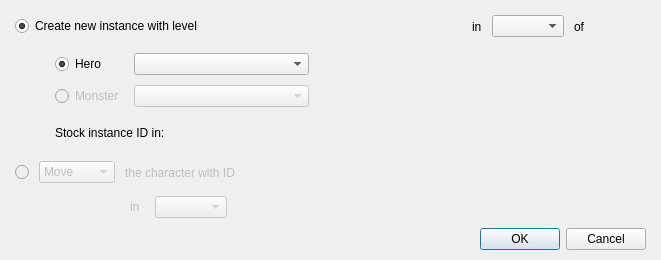
First picture: the form in Editor/Dialogs/Commands/dialogcommandmodifyteam.ui, repository RPG-Paper-Maker/RPG-Paper-Maker, before the edit.
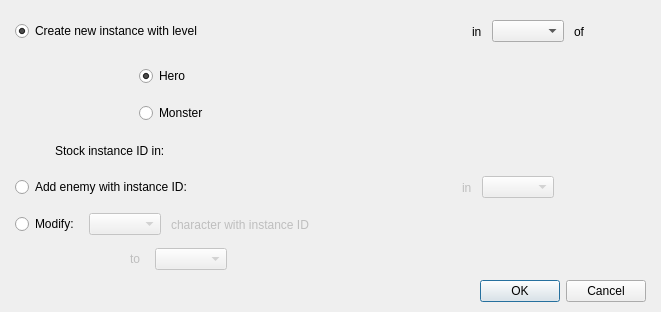
Second picture: the form after the edit. Custom widgets are drawn as their Qt base class.

Commit message: Complete command modify team

The edit to the form file:
```diff
--- a/Editor/Dialogs/Commands/dialogcommandmodifyteam.ui
+++ b/Editor/Dialogs/Commands/dialogcommandmodifyteam.ui
@@ -7,7 +7,7 @@
     <x>0</x>
     <y>0</y>
     <width>661</width>
-    <height>260</height>
+    <height>312</height>
    </rect>
   </property>
   <property name="windowTitle">
@@ -95,30 +95,7 @@
       </layout>
      </item>
      <item>
-      <layout class="QGridLayout" name="gridLayout" columnstretch="0,0,0,1">
-       <item row="0" column="2">
-        <widget class="QComboBox" name="comboBoxHero">
-         <property name="minimumSize">
-          <size>
-           <width>175</width>
-           <height>0</height>
-          </size>
-         </property>
-         <property name="maximumSize">
-          <size>
-           <width>175</width>
-           <height>16777215</height>
-          </size>
-         </property>
-        </widget>
-       </item>
-       <item row="1" column="2">
-        <widget class="QComboBox" name="comboBoxMonster">
-         <property name="enabled">
-          <bool>false</bool>
-         </property>
-        </widget>
-       </item>
+      <layout class="QGridLayout" name="gridLayout" columnstretch="0,0,0,0">
        <item row="0" column="1">
         <widget class="QRadioButton" name="radioButtonHero">
          <property name="minimumSize">
@@ -138,19 +115,6 @@
          </attribute>
         </widget>
        </item>
-       <item row="1" column="1">
-        <widget class="QRadioButton" name="radioButtonMonster">
-         <property name="enabled">
-          <bool>false</bool>
-         </property>
-         <property name="text">
-          <string>Monster</string>
-         </property>
-         <attribute name="buttonGroup">
-          <string notr="true">buttonGroup_2</string>
-         </attribute>
-        </widget>
-       </item>
        <item row="0" column="3" rowspan="2">
         <spacer name="horizontalSpacer_2">
          <property name="orientation">
@@ -164,14 +128,65 @@
          </property>
         </spacer>
        </item>
-       <item row="0" column="0">
+       <item row="1" column="1">
+        <widget class="QRadioButton" name="radioButtonMonster">
+         <property name="enabled">
+          <bool>true</bool>
+         </property>
+         <property name="text">
+          <string>Monster</string>
+         </property>
+         <attribute name="buttonGroup">
+          <string notr="true">buttonGroup_2</string>
+         </attribute>
+        </widget>
+       </item>
+       <item row="0" column="2">
+        <widget class="PanelPrimitiveValue" name="panelPrimitiveHero" native="true">
+         <property name="enabled">
+          <bool>true</bool>
+         </property>
+         <property name="minimumSize">
+          <size>
+           <width>250</width>
+           <height>27</height>
+          </size>
+         </property>
+         <property name="maximumSize">
+          <size>
+           <width>250</width>
+           <height>27</height>
+          </size>
+         </property>
+        </widget>
+       </item>
+       <item row="1" column="2">
+        <widget class="PanelPrimitiveValue" name="panelPrimitiveMonster" native="true">
+         <property name="enabled">
+          <bool>false</bool>
+         </property>
+         <property name="minimumSize">
+          <size>
+           <width>250</width>
+           <height>27</height>
+          </size>
+         </property>
+         <property name="maximumSize">
+          <size>
+           <width>250</width>
+           <height>27</height>
+          </size>
+         </property>
+        </widget>
+       </item>
+       <item row="0" column="0" rowspan="2">
         <spacer name="horizontalSpacer_4">
          <property name="orientation">
           <enum>Qt::Horizontal</enum>
          </property>
          <property name="sizeHint" stdset="0">
           <size>
-           <width>40</width>
+           <width>0</width>
            <height>20</height>
           </size>
          </property>
@@ -202,7 +217,20 @@
         </widget>
        </item>
        <item>
-        <widget class="WidgetVariable" name="widgetVariableStock" native="true"/>
+        <widget class="PanelPrimitiveValue" name="panelPrimitiveVariableStock" native="true">
+         <property name="minimumSize">
+          <size>
+           <width>250</width>
+           <height>27</height>
+          </size>
+         </property>
+         <property name="maximumSize">
+          <size>
+           <width>250</width>
+           <height>27</height>
+          </size>
+         </property>
+        </widget>
        </item>
        <item>
         <spacer name="horizontalSpacer_6">
@@ -219,15 +247,75 @@
        </item>
       </layout>
      </item>
+     <item>
+      <layout class="QHBoxLayout" name="horizontalLayout_5">
+       <item>
+        <widget class="QRadioButton" name="radioButtonAddEnemy">
+         <property name="text">
+          <string>Add enemy with instance ID:</string>
+         </property>
+        </widget>
+       </item>
+       <item>
+        <widget class="PanelPrimitiveValue" name="panelPrimitiveEnemyInstanceID" native="true">
+         <property name="enabled">
+          <bool>false</bool>
+         </property>
+         <property name="minimumSize">
+          <size>
+           <width>250</width>
+           <height>27</height>
+          </size>
+         </property>
+         <property name="maximumSize">
+          <size>
+           <width>250</width>
+           <height>27</height>
+          </size>
+         </property>
+        </widget>
+       </item>
+       <item>
+        <widget class="QLabel" name="labelInInstanceEnemy">
+         <property name="enabled">
+          <bool>false</bool>
+         </property>
+         <property name="text">
+          <string>in</string>
+         </property>
+        </widget>
+       </item>
+       <item>
+        <widget class="QComboBox" name="comboBoxInstanceTeamEnemy">
+         <property name="enabled">
+          <bool>false</bool>
+         </property>
+        </widget>
+       </item>
+       <item>
+        <spacer name="horizontalSpacer_9">
+         <property name="orientation">
+          <enum>Qt::Horizontal</enum>
+         </property>
+         <property name="sizeHint" stdset="0">
+          <size>
+           <width>288</width>
+           <height>20</height>
+          </size>
+         </property>
+        </spacer>
+       </item>
+      </layout>
+     </item>
      <item>
       <layout class="QHBoxLayout" name="horizontalLayout_3" stretch="0,0,0,0,1">
        <item>
-        <widget class="QRadioButton" name="radioButtonAddRemove">
+        <widget class="QRadioButton" name="radioButtonModify">
          <property name="enabled">
-          <bool>false</bool>
+          <bool>true</bool>
          </property>
          <property name="text">
-          <string/>
+          <string>Modify:</string>
          </property>
          <attribute name="buttonGroup">
           <string notr="true">buttonGroup</string>
@@ -235,20 +323,10 @@
         </widget>
        </item>
        <item>
-        <widget class="QComboBox" name="comboBoxAddRemove">
+        <widget class="QComboBox" name="comboBoxModify">
          <property name="enabled">
           <bool>false</bool>
          </property>
-         <item>
-          <property name="text">
-           <string>Move</string>
-          </property>
-         </item>
-         <item>
-          <property name="text">
-           <string>Remove</string>
-          </property>
-         </item>
         </widget>
        </item>
        <item>
@@ -257,12 +335,12 @@
           <bool>false</bool>
          </property>
          <property name="text">
-          <string>the character with ID </string>
+          <string>character with instance ID </string>
          </property>
         </widget>
        </item>
        <item>
-        <widget class="PanelPrimitiveValue" name="widgetVariableConstantAddRemove" native="true">
+        <widget class="PanelPrimitiveValue" name="panelPrimitiveValueModify" native="true">
          <property name="enabled">
           <bool>false</bool>
          </property>
@@ -311,7 +389,7 @@
         </spacer>
        </item>
        <item>
-        <widget class="QLabel" name="labelAddRemoveIn">
+        <widget class="QLabel" name="labelAddRemoveTo">
          <property name="enabled">
           <bool>false</bool>
          </property>
@@ -328,12 +406,12 @@
           </size>
          </property>
          <property name="text">
-          <string>in</string>
+          <string>to</string>
          </property>
         </widget>
        </item>
        <item>
-        <widget class="QComboBox" name="comboBoxAddRemoveTeam">
+        <widget class="QComboBox" name="comboBoxModifyIn">
          <property name="enabled">
           <bool>false</bool>
          </property>
@@ -375,12 +453,6 @@
    <header>panelprimitivevalue.h</header>
    <container>1</container>
   </customwidget>
-  <customwidget>
-   <class>WidgetVariable</class>
-   <extends>QWidget</extends>
-   <header>widgetvariable.h</header>
-   <container>1</container>
-  </customwidget>
  </customwidgets>
  <resources/>
  <connections>
```
Left out of the diff: 2 changed lines with no effect on the pictures. The commit also changes 12 other files.
